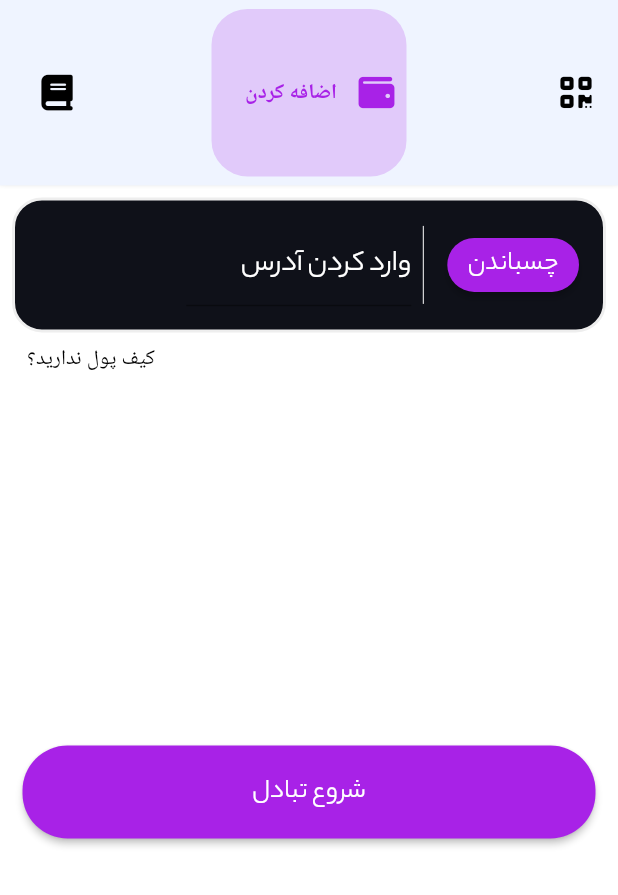
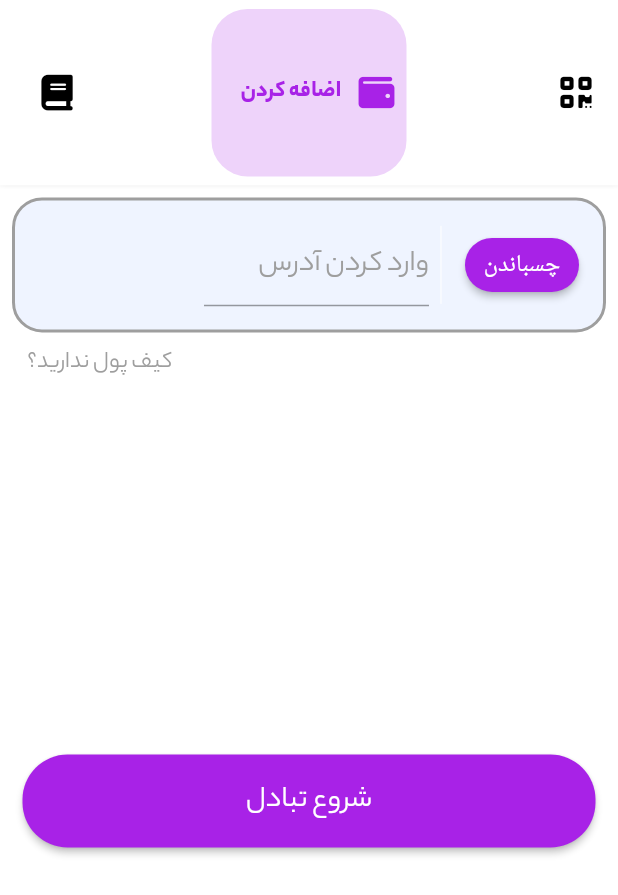
Before and after one commit to mast3homa10/tehran_exchange, a Flutter app: the ExchangeScreen screen opened by its route, after a tap on "وارد کردن آدرس", on a phone screen of 412 x 824 dp. Shown: the top 895 px of the screen. Run offline on Flutter 3.47's test engine with Material 2 defaults, Android fonts, the phone set to English and light mode, and no system bars; our stand-ins replace dots_indicator, font_awesome_flutter, get, shared_preferences; accounts and stored records are empty; Roboto replaces fonts that are missing (Yekabakh).

Commit message:
fix change theme , day8

```diff
--- /dev/null
+++ b/lib/components/convert_button.dart
@@ -0,0 +1,50 @@
+import 'package:flutter/material.dart';
+
+import 'package:font_awesome_flutter/font_awesome_flutter.dart';
+import 'package:get/get.dart';
+
+import '../constants.dart';
+
+class ConvretButton extends StatelessWidget {
+  const ConvretButton({
+    Key? key,
+  }) : super(key: key);
+
+  @override
+  Widget build(BuildContext context) {
+    return GestureDetector(
+      child: Container(
+        height: 50,
+        width: 50,
+        decoration: BoxDecoration(
+          color: Theme.of(context).appBarTheme.backgroundColor ??
+              kLightChangerColor,
+          shape: BoxShape.rectangle,
+          borderRadius: BorderRadius.circular(12.0),
+          border: Border.all(
+            color:
+                Theme.of(context).dividerTheme.color ?? const Color(0xFFEEEEEE),
+            style: BorderStyle.solid,
+            width: 0.8,
+          ),
+        ),
+        child: Row(
+          mainAxisAlignment: MainAxisAlignment.center,
+          children: const [
+            Icon(
+              FontAwesomeIcons.arrowUp,
+              size: 20,
+            ),
+            Icon(
+              FontAwesomeIcons.arrowDown,
+              size: 20,
+            ),
+          ],
+        ),
+      ),
+      onTap: () {
+        Get.snackbar("توجه !", "در حال توسعه ...");
+      },
+    );
+  }
+}
--- a/lib/components/custom_big_button.dart
+++ b/lib/components/custom_big_button.dart
@@ -20,6 +20,10 @@ class CustomBigButton extends StatelessWidget {
           child: Center(
               child: Text(
             label, //todo : change style
+            style: Theme.of(context)
+                .textTheme
+                .button!
+                .copyWith(color: Theme.of(context).scaffoldBackgroundColor),
           )),
         ),
         onPressed: onPressed);
--- a/lib/components/exchange_box.dart
+++ b/lib/components/exchange_box.dart
@@ -1,7 +1,6 @@
 import 'package:flutter/material.dart';
 import 'package:font_awesome_flutter/font_awesome_flutter.dart';
 
-import '../constants.dart';
 import 'custom_search_delegate.dart';
 
 class ExchangeBox extends StatelessWidget {
@@ -25,11 +24,12 @@ class ExchangeBox extends StatelessWidget {
       width: double.infinity,
       decoration: BoxDecoration(
         border: Border.all(
-          color: const Color(0xFFEEEEEE),
+          color:
+              Theme.of(context).dividerTheme.color ?? const Color(0xFFEEEEEE),
           style: BorderStyle.solid,
           width: 2.0,
         ),
-        color: kLightChangerColor,
+        color: Theme.of(context).appBarTheme.backgroundColor,
         borderRadius: BorderRadius.circular(20.0),
       ),
       child: Center(
@@ -52,7 +52,10 @@ class ExchangeBox extends StatelessWidget {
                 children: [
                   Text(
                     title,
-                    style: const TextStyle(color: Colors.white),
+                    style: Theme.of(context)
+                        .textTheme
+                        .headline5!
+                        .copyWith(color: Theme.of(context).dividerTheme.color),
                   ),
                   GestureDetector(
                     child: Row(
@@ -61,11 +64,16 @@ class ExchangeBox extends StatelessWidget {
                       children: [
                         Text(
                           cryptoTitle,
-                          style: const TextStyle(
-                              color: Colors.white, fontSize: 18),
+                          style: Theme.of(context)
+                              .textTheme
+                              .headline5!
+                              .copyWith(
+                                  color: Theme.of(context).dividerTheme.color,
+                                  fontSize: 18),
                         ),
-                        const Icon(FontAwesomeIcons.angleDown,
-                            color: Colors.white),
+                        const Icon(
+                          FontAwesomeIcons.angleDown,
+                        ),
                       ],
                     ),
                     onTap: () {
@@ -86,27 +94,29 @@ class ExchangeBox extends StatelessWidget {
               endIndent: 9,
             ),
             if (isHaveIcon)
-              const Padding(
-                padding: EdgeInsets.all(8.0),
+              Padding(
+                padding: const EdgeInsets.all(8.0),
                 child: Icon(
                   FontAwesomeIcons.unlockKeyhole,
-                  color: Colors.white,
+                  color: Theme.of(context).dividerTheme.color,
                 ),
               ),
-            SizedBox(
-              width: 150,
-              // todo: fix this textfield
-              child: TextField(
-                style: const TextStyle(
-                    color: Colors.white, fontFamily: 'Yekanbakh', fontSize: 20),
-                decoration: const InputDecoration(
-                  hintText: 'مقدار را وارد کنید',
-                  hintStyle: TextStyle(
-                      color: Colors.white,
-                      fontFamily: 'Yekanbakh',
-                      fontSize: 20),
+            Expanded(
+              child: SizedBox(
+                width: 150,
+                // todo: fix this textfield
+                child: TextField(
+                  textAlign: TextAlign.center,
+                  style: const TextStyle(fontFamily: 'Yekanbakh', fontSize: 20),
+                  decoration: InputDecoration(
+                      hintText: 'مقدار را وارد کنید',
+                      hintStyle: Theme.of(context)
+                          .textTheme
+                          .headline3!
+                          .copyWith(
+                              color: Theme.of(context).dividerTheme.color)),
+                  onChanged: (value) {},
                 ),
-                onChanged: (value) {},
               ),
             )
           ],
--- a/lib/main.dart
+++ b/lib/main.dart
@@ -46,7 +46,7 @@ void main() async {
                 transition: Transition.downToUp,
               ),
               GetPage(
-                name: '/home_screen',
+                name: '/exchange_screen',
                 page: () => ExchangeScreen(),
                 transition: Transition.downToUp,
               ),
--- a/lib/screens/exchange_screen_body.dart
+++ b/lib/screens/exchange_screen_body.dart
@@ -7,7 +7,7 @@ import 'package:tehran_exchange/ui/nav_bar/second_nav_bar.dart';
 import '../controllers/controller_1.dart';
 import '../constants.dart';
 import 'sub_screen/address_book_screen.dart';
-import 'sub_screen/address_screen.dart';
+import 'sub_screen/calculate_screen.dart';
 import 'sub_screen/exchange_part.dart';
 
 class ExchangeScreen extends StatelessWidget {
@@ -23,7 +23,7 @@ class ExchangeScreen extends StatelessWidget {
       body: Obx(
         () => controller.isChangeScreen.toInt() == 1
             ? ExchangeScreenBody(controller: controller)
-            : AddressScreen(controller: controller),
+            : CalculateScreen(controller: controller),
       ),
     );
   }
@@ -44,12 +44,9 @@ class ExchangeScreenBody extends StatefulWidget {
 class _ExchangeScreenBodyState extends State<ExchangeScreenBody> {
   int currentIndex = 1;
   final subScreen = [
-    Center(
-        child: Container(
-      child: Text('test'),
-    )),
+    const Center(child: Text('test')),
     ExchangePart(),
-    AddressBookScreen(),
+    const AddressBookScreen(),
   ];
 
   @override
--- a/lib/screens/menu_screen.dart
+++ b/lib/screens/menu_screen.dart
@@ -1,5 +1,4 @@
 import 'package:flutter/material.dart';
-import '../constants.dart';
 
 class MenuScreen extends StatelessWidget {
   const MenuScreen({Key? key}) : super(key: key);
@@ -14,7 +13,6 @@ class MenuScreen extends StatelessWidget {
           const Center(
             child: Text(
               'test1',
-              style: kTitleTextStyle,
             ),
           ),
           SizedBox(
--- a/lib/screens/sub_screen/address_screen.dart
+++ b/lib/screens/sub_screen/calculate_screen.dart
@@ -3,13 +3,13 @@ import 'package:flutter/material.dart';
 import 'package:font_awesome_flutter/font_awesome_flutter.dart';
 import 'package:get/get.dart';
 
+import '../../components/convert_button.dart';
 import '../../components/custom_big_button.dart';
 import '../../components/exchange_box.dart';
 import '../../controllers/controller_1.dart';
-import '../../constants.dart';
 
-class AddressScreen extends StatelessWidget {
-  const AddressScreen({
+class CalculateScreen extends StatelessWidget {
+  const CalculateScreen({
     Key? key,
     required this.controller,
   }) : super(key: key);
@@ -34,7 +34,7 @@ class AddressScreen extends StatelessWidget {
                 cryptoTitle: 'USDT',
                 iconColour: Colors.green,
               ),
-              // calculate button
+              // calculate result
               Padding(
                 padding: const EdgeInsets.only(left: 10.0, right: 10.0),
                 child: Row(
@@ -42,7 +42,13 @@ class AddressScreen extends StatelessWidget {
                   children: [
                     Row(
                       children: [
-                        const Text('BTC ~ '),
+                        Text(
+                          'BTC ~ ',
+                          style: Theme.of(context)
+                              .textTheme
+                              .headline5!
+                              .copyWith(fontWeight: FontWeight.w700),
+                        ),
                         Container(
                           decoration: BoxDecoration(
                               color: Colors.green,
@@ -50,52 +56,30 @@ class AddressScreen extends StatelessWidget {
                           child: Padding(
                             padding: const EdgeInsets.all(5.0),
                             child: Row(
-                              children: const [
+                              children: [
                                 Text(
                                   '2313645661',
+                                  style: Theme.of(context)
+                                      .textTheme
+                                      .headline5!
+                                      .copyWith(
+                                        fontWeight: FontWeight.w600,
+                                        letterSpacing: 1.0,
+                                      ),
                                 ),
-                                Icon(FontAwesomeIcons.circleArrowDown,
-                                    color: Colors.white),
+                                const Padding(
+                                  padding: EdgeInsets.all(2.0),
+                                  child: Icon(FontAwesomeIcons.circleArrowDown,
+                                      color: Colors.white),
+                                ),
                               ],
                             ),
                           ),
                         )
                       ],
                     ),
-                    GestureDetector(
-                      child: Container(
-                        height: 50,
-                        width: 50,
-                        decoration: BoxDecoration(
-                          color: kLightChangerColor,
-                          shape: BoxShape.rectangle,
-                          borderRadius: BorderRadius.circular(12.0),
-                          border: Border.all(
-                            color: const Color(0xFFEEEEEE),
-                            style: BorderStyle.solid,
-                            width: 0.8,
-                          ),
-                        ),
-                        child: Row(
-                          mainAxisAlignment: MainAxisAlignment.center,
-                          children: const [
-                            Icon(
-                              FontAwesomeIcons.arrowUp,
-                              size: 20,
-                              color: Colors.white,
-                            ),
-                            Icon(
-                              FontAwesomeIcons.arrowDown,
-                              size: 20,
-                              color: Colors.white,
-                            ),
-                          ],
-                        ),
-                      ),
-                      onTap: () {
-                        Get.snackbar("توجه !", "در حال توسعه ...");
-                      },
-                    ),
+                    //  convret button
+                    const ConvretButton(),
                   ],
                 ),
               ),
--- a/lib/screens/sub_screen/exchange_part.dart
+++ b/lib/screens/sub_screen/exchange_part.dart
@@ -1,9 +1,7 @@
 import 'package:flutter/material.dart';
 import 'package:get/get.dart';
-import 'package:tehran_exchange/components/custom_big_button.dart';
-import 'package:tehran_exchange/controllers/controller_1.dart';
-
-import '../../constants.dart';
+import '../../components/custom_big_button.dart';
+import '../../controllers/controller_1.dart';
 
 class ExchangePart extends StatelessWidget {
   ExchangePart({
@@ -21,11 +19,12 @@ class ExchangePart extends StatelessWidget {
           width: double.infinity,
           decoration: BoxDecoration(
             border: Border.all(
-              color: const Color(0xFFEEEEEE),
+              color: Theme.of(context).dividerTheme.color ??
+                  const Color(0xFFEEEEEE),
               style: BorderStyle.solid,
               width: 2.0,
             ),
-            color: kLightChangerColor,
+            color: Theme.of(context).appBarTheme.backgroundColor,
             borderRadius: BorderRadius.circular(20.0),
           ),
           child: Center(
@@ -40,8 +39,11 @@ class ExchangePart extends StatelessWidget {
                         shape: MaterialStateProperty.all<OutlinedBorder>(
                             RoundedRectangleBorder(
                                 borderRadius: BorderRadius.circular(30.0)))),
-                    child: const Text(
+                    child: Text(
                       "چسباندن",
+                      style: Theme.of(context).textTheme.headline5!.copyWith(
+                          fontFamily: "Yekabakh",
+                          color: Theme.of(context).scaffoldBackgroundColor),
                     ),
                     onPressed: () {
                       Get.snackbar('توجه!', "در حال توسعه ...");
@@ -61,12 +63,13 @@ class ExchangePart extends StatelessWidget {
                         color: Colors.white,
                         fontFamily: 'Yekanbakh',
                         fontSize: 20),
-                    decoration: const InputDecoration(
+                    decoration: InputDecoration(
                       hintText: 'وارد کردن آدرس',
-                      hintStyle: TextStyle(
-                          color: Colors.white,
-                          fontFamily: 'Yekanbakh',
-                          fontSize: 20),
+                      hintStyle: Theme.of(context)
+                          .textTheme
+                          .headline3!
+                          .copyWith(
+                              color: Theme.of(context).dividerTheme.color),
                     ),
                     onChanged: (value) {},
                   ),
@@ -81,7 +84,13 @@ class ExchangePart extends StatelessWidget {
             Padding(
               padding: const EdgeInsets.only(right: 18.0, left: 18.0),
               child: GestureDetector(
-                child: const Text('کیف پول ندارید؟'),
+                child: Text(
+                  'کیف پول ندارید؟',
+                  style: Theme.of(context)
+                      .textTheme
+                      .headline5!
+                      .copyWith(color: Theme.of(context).dividerTheme.color),
+                ),
                 onTap: () {
                   Get.snackbar("توجه!", "در حال توسعه ...");
                 },
--- a/lib/screens/support_screen.dart
+++ b/lib/screens/support_screen.dart
@@ -1,5 +1,4 @@
 import 'package:flutter/material.dart';
-import '../constants.dart';
 
 class SupportScreen extends StatelessWidget {
   const SupportScreen({Key? key}) : super(key: key);
@@ -14,7 +13,6 @@ class SupportScreen extends StatelessWidget {
           Center(
             child: Text(
               'test2',
-              style: kTitleTextStyle,
             ),
           )
         ],
--- a/lib/ui/intro/introduction_screen.dart
+++ b/lib/ui/intro/introduction_screen.dart
@@ -500,7 +500,8 @@ class IntroductionScreenState extends State<IntroductionScreen> {
                   width: double.infinity,
                   height: 80,
                   child: Container(
-                    decoration: const BoxDecoration(color: Color(0xFFEFF4FF)),
+                    decoration: BoxDecoration(
+                        color: Theme.of(context).appBarTheme.backgroundColor),
                     child: Padding(
                       padding: const EdgeInsets.all(8.0),
                       child: Row(
--- a/lib/ui/nav_bar/second_nav_bar.dart
+++ b/lib/ui/nav_bar/second_nav_bar.dart
@@ -1,7 +1,6 @@
 library bottom_navy_bar;
 
 import 'package:flutter/material.dart';
-import 'package:flutter/widgets.dart';
 
 /// A beautiful and animated bottom navigation that paints a rounded shape
 /// around its [items] to provide a wonderful look.
@@ -9,7 +8,7 @@ import 'package:flutter/widgets.dart';
 /// Update [selectedIndex] to change the selected item.
 /// [selectedIndex] is required and must not be null.
 class TopNavBar extends StatelessWidget {
-  TopNavBar({
+  const TopNavBar({
     Key? key,
     this.selectedIndex = 0,
     this.showElevation = true,
@@ -64,7 +63,8 @@ class TopNavBar extends StatelessWidget {
 
   @override
   Widget build(BuildContext context) {
-    final bgColor = backgroundColor ?? Theme.of(context).bottomAppBarColor;
+    final bgColor =
+        backgroundColor ?? Theme.of(context).scaffoldBackgroundColor;
 
     return Container(
       decoration: BoxDecoration(
@@ -139,16 +139,17 @@ class _ItemWidget extends StatelessWidget {
         duration: animationDuration,
         curve: curve,
         decoration: BoxDecoration(
-          color:
-              isSelected ? item.activeColor.withOpacity(0.2) : backgroundColor,
+          color: isSelected
+              ? Theme.of(context).backgroundColor.withOpacity(0.2)
+              : backgroundColor,
           borderRadius: BorderRadius.circular(itemCornerRadius),
         ),
         child: SingleChildScrollView(
           scrollDirection: Axis.horizontal,
-          physics: NeverScrollableScrollPhysics(),
+          physics: const NeverScrollableScrollPhysics(),
           child: Container(
             width: isSelected ? 130 : 50,
-            padding: EdgeInsets.symmetric(horizontal: 8),
+            padding: const EdgeInsets.symmetric(horizontal: 8),
             child: Row(
               mainAxisSize: MainAxisSize.max,
               mainAxisAlignment: MainAxisAlignment.start,
@@ -159,10 +160,9 @@ class _ItemWidget extends StatelessWidget {
                         data: IconThemeData(
                           size: iconSize,
                           color: isSelected
-                              ? item.activeColor.withOpacity(1)
-                              : item.inactiveColor == null
-                                  ? item.activeColor
-                                  : item.inactiveColor,
+                              ? Theme.of(context).backgroundColor.withOpacity(1)
+                              : Theme.of(context).iconTheme.color ??
+                                  item.activeColor,
                         ),
                         child: item.icon,
                       )
@@ -170,12 +170,13 @@ class _ItemWidget extends StatelessWidget {
                 if (isSelected)
                   Expanded(
                     child: Container(
-                      padding: EdgeInsets.symmetric(horizontal: 4),
+                      padding: const EdgeInsets.symmetric(horizontal: 4),
                       child: DefaultTextStyle.merge(
-                        style: TextStyle(
-                          color: item.activeColor,
-                          fontWeight: FontWeight.bold,
-                        ),
+                        style: Theme.of(context).textTheme.headline5!.copyWith(
+                              color: Theme.of(context).backgroundColor,
+                              fontFamily: "YekanBakh",
+                              fontWeight: FontWeight.bold,
+                            ),
                         maxLines: 1,
                         textAlign: item.textAlign,
                         child: item.title,
--- a/pubspec.yaml
+++ b/pubspec.yaml
@@ -20,6 +20,8 @@ dependencies:
   provider: ^6.0.3
   http: ^0.13.4
   dio: ^4.0.6
+  # qr_code_scanner: ^0.7.0
+
 
 
 
```
Also changed, not shown: lib/constants.dart (+10 -31 lines), lib/screens/guide_screen.dart (+51 -38 lines), lib/screens/history_screen.dart (+21 -8 lines), lib/screens/screen_body.dart (+14 -5 lines), lib/screens/sub_screen/address_book_screen.dart (+7 -33 lines), lib/screens/welcome_screen.dart (+12 -15 lines), lib/theme_provider.dart (+27 -23 lines), lib/ui/nav_bar/first_nav_bar.dart (+8 -6 lines).
